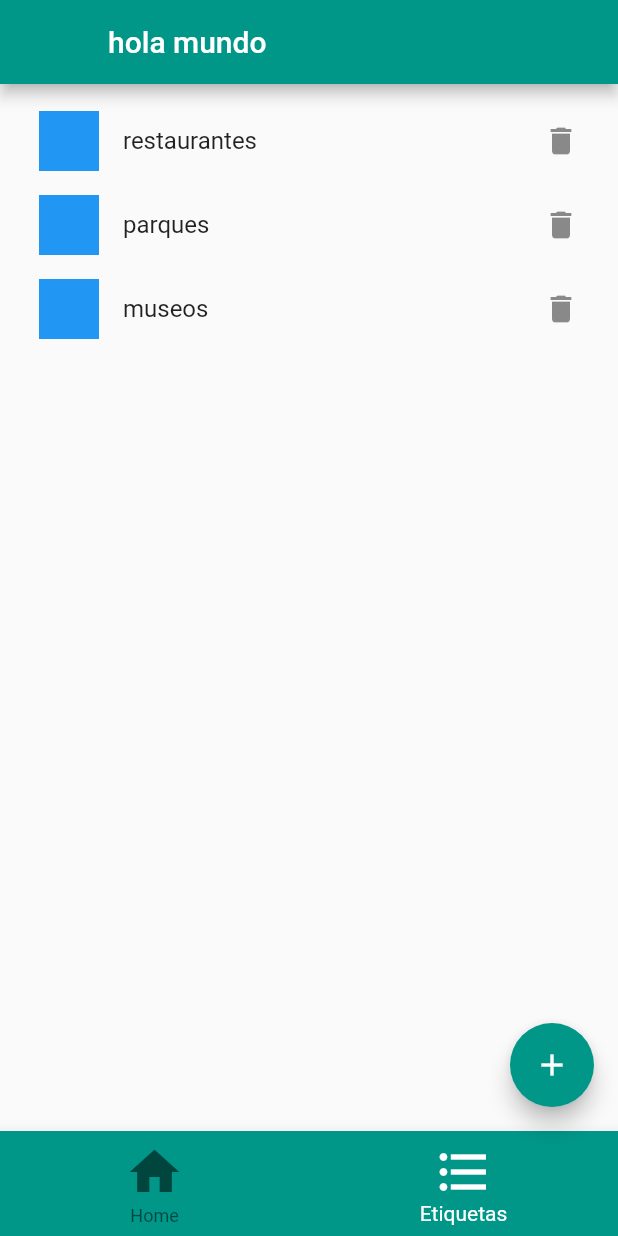
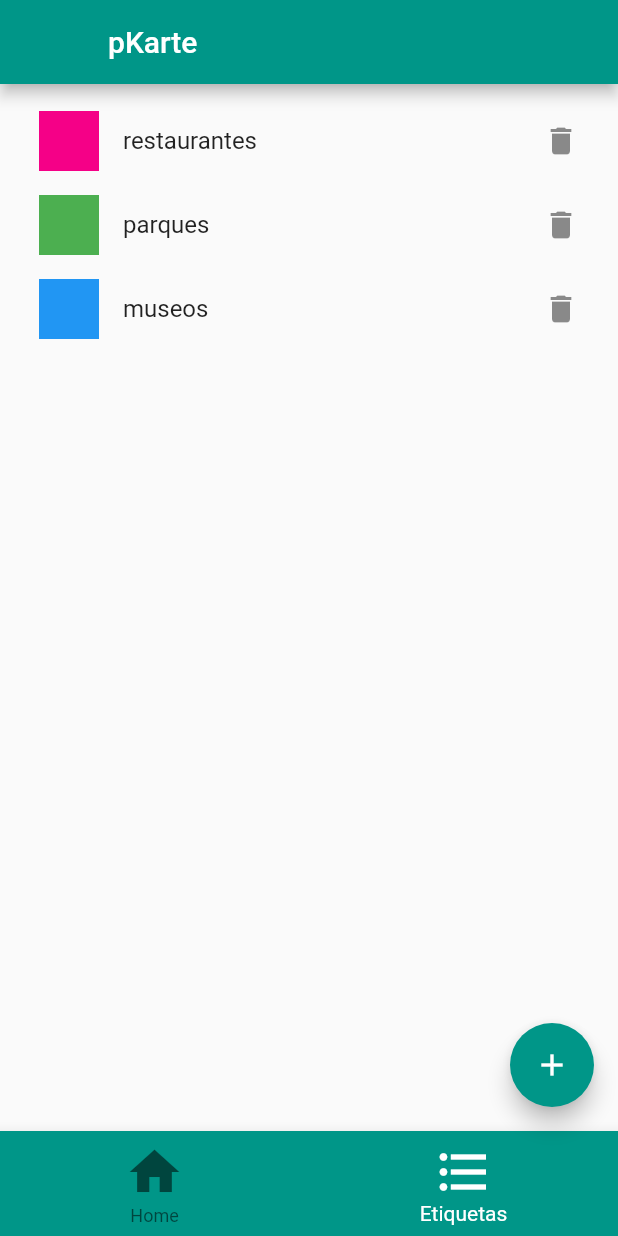
Before and after one commit to Rodrigo-20/pKarte, a Flutter app: the screen it shows after launch, item 2 of the bottom bar chosen, in the side drawer, after a tap on the "add" icon, on a phone screen of 412 x 824 dp. Run offline on Flutter 3.47's test engine with Material 2 defaults, Android fonts, the phone set to English and light mode, and no system bars; our stand-ins replace google_maps_flutter, location, mvc_pattern; statements that could not run were skipped.

Commit message:
agregue el modelo ColorItem para poder reflejar el mismo color en la etiqueta y en los marcadores

```diff
--- a/lib/src/data_access/dummy.dart
+++ b/lib/src/data_access/dummy.dart
@@ -1,9 +1,10 @@
-import 'dart:ui';
 
 import 'package:google_maps_flutter/google_maps_flutter.dart';
 import 'package:pkarte/src/interfaces/data_access.dart';
+import 'package:pkarte/src/models/marker.dart';
 
 import '../models/etiqueta.dart';
+import '../models/palette_enum.dart';
 
 class DummyData implements IDataAccess {
 
@@ -11,24 +12,11 @@ class DummyData implements IDataAccess {
 
   List<Etiqueta> getEtiquetas(){
     return [
-      Etiqueta(name: 'restaurantes', markers: [Marker(markerId: MarkerId('adelita'),position: LatLng(-24.843,-65.45), icon: BitmapDescriptor.defaultMarkerWithHue(200.0)),]),
-      Etiqueta(name: 'parques'),
+      Etiqueta(name: 'restaurantes',color: PaletteColor.magenta, locations: [CustomLocation(id:'adelita',latitude: -24.843, longitud:-65.45, ) ]),
+      Etiqueta(name: 'parques' ,color: PaletteColor.green, locations: [CustomLocation(id: 'plaza', longitud:-65.409003 , latitude: -24.797694)]),
       Etiqueta(name: 'museos')];
   }
 
-  double hexToDouble(Color hexa){
-    double value;
-    int red = hexa.red;
-    int green = hexa.green;
-    int blue = hexa.blue;
-    const int max = 255;
-    switch(red){
-      case max: {
-
-      }
-    }
-    return 1.0;
-  }
 
   void saveEtiquetas(List<Etiqueta> etiquetas){
 
--- a/lib/src/models/etiqueta.dart
+++ b/lib/src/models/etiqueta.dart
@@ -9,15 +9,15 @@ class Etiqueta{
   String? name;
   String? description;
   ColorItem? color;
-  List<Marker>? markers = [];
-  List<CostumeMarker> locations = [];
+  List<Marker>? _markers = [];
+  List<CustomLocation>? locations = [];
   bool? active;
   int id= _cantidad;
   static int _cantidad= 1;
   void _contar(){
     _cantidad++;
   }
-  Etiqueta({required this.name,this.description, this.color, this.active=false, this.markers}) {
+  Etiqueta({required this.name,this.description, this.color, this.active=false, this.locations}) {
     color ??= PaletteColor.blue;
     _contar();
   }
@@ -30,15 +30,28 @@ class Etiqueta{
 
 
   void addMarker(String name, double lati,double long)  {
-    CostumeMarker marker = CostumeMarker(name: name, longitud: long, latitude: lati);
+    CustomLocation marker = CustomLocation(id: name, longitud: long, latitude: lati);
 
   }
 
-  void setMarkers(List<Marker> markers){
-
+  List<Marker> getMarkers(){
+    if(locations!= null) {
+      locations!.forEach((element) {
+        _markers!.add(Marker(
+            markerId: MarkerId(element.id),
+            position: LatLng(element.latitude, element.longitud),
+            icon: BitmapDescriptor.defaultMarkerWithHue(color!.hueColor),
+        ));
+      });
+      return _markers!;
+    }
+    else {
+      return [];
+    }
   }
 
-  void removeMarker(CostumeMarker marker){
-    markers!.remove(marker);
+
+  void removeMarker(Marker marker){
+    _markers!.remove(marker);
   }
 }
--- a/lib/src/ui/screens/home.dart
+++ b/lib/src/ui/screens/home.dart
@@ -2,11 +2,9 @@ import 'package:flutter/material.dart';
 import 'package:google_maps_flutter/google_maps_flutter.dart';
 import 'package:location/location.dart';
 import 'package:mvc_pattern/mvc_pattern.dart';
-import 'package:pkarte/src/ui/components/costume_expansion.dart';
+
 import 'package:pkarte/src/ui/screens/new_etiqueta_form.dart';
-import '../../models/etiqueta.dart';
-import '../../models/palette_enum.dart';
-import '../components/color_selector.dart';
+
 import '../components/costume_list.dart';
 import '../screens_controllers/home_controller.dart';
 
@@ -37,7 +35,7 @@ class _MyHomePageState extends StateMVC {
     print('iniciando estado');
   }
 
-  void _changeTab  (int index){
+  void _changeTab(int index){
     setState(() {
       _selectedIndex = index;
     });
@@ -46,12 +44,52 @@ class _MyHomePageState extends StateMVC {
   @override
   Widget build(BuildContext context) {
     List<Widget> widgetOptions = <Widget>[
-      //ColorSelector(palette: PaletteColor.brilloso,currentColor: _con.currentColor?? Colors.blue, onSelectColor:_con.selectColor,),
-      Container(
+      _map(),
+      _etiquetas(),
+    ];
+    return Scaffold(
+      appBar: AppBar(
+        title: const Text('pKarte'),
+        leading: Builder(
+          builder: (BuildContext context) {
+            return _selectedIndex == 0
+                ? IconButton(
+                onPressed: () {
+                  Scaffold.of(context).openDrawer();
+                },
+                icon: const Icon(Icons.filter_alt_rounded)) : const SizedBox.shrink();
+          },
+        ),
+      ),
+      drawer:Drawer(child:CostumeList(list: _con.etiquetas,toggle: _con.toggle,) ,),
+      body: widgetOptions.elementAt(_selectedIndex),
+      bottomNavigationBar:_bottomNavigation(),
+      floatingActionButton:_floatingButton(),
+    );// This trailing comma makes auto-formatting nicer for build methods.
+  }
+
+  _etiquetas(){
+    return Padding(
+      padding: const EdgeInsets.all(10.0),
+      child: ListView.builder(
+        itemBuilder: (context, index) {
+          return ListTile(
+            leading: Container(width: 40,height: 40,color: _con.etiquetas[index].color!.color,),
+            title: Text(_con.etiquetas[index].name!),
+            trailing: const Icon(Icons.delete),
+            enabled: true,
+          );},
+        itemCount: _con.etiquetas.length,
+      ),
+    );
+  }
+
+  _map() {
+    return Container(
       child: FutureBuilder(
           future: _con.initLocation(),
-          builder:(context,snapshot) {
-            if(snapshot.hasData) {
+          builder: (context, snapshot) {
+            if (snapshot.hasData) {
               return GoogleMap(
                 initialCameraPosition: CameraPosition(
                   target: LatLng((snapshot.data as LocationData).latitude!,
@@ -66,51 +104,28 @@ class _MyHomePageState extends StateMVC {
             }
           }
       ),
-      ),
-      _home(_con.etiquetas),
-    ];
-    return Scaffold(
-      appBar: AppBar(
-        title: Text('hola mundo'),
-        leading: Builder(
-          builder: (BuildContext context) {
-            return _selectedIndex == 0
-                ? IconButton(
-                onPressed: () {
-                  Scaffold.of(context).openDrawer();
-                },
-                icon: const Icon(Icons.filter_alt_rounded))
-                : SizedBox();
-          },
-        ),
-      ),
-      drawer:_drawer(_con.etiquetas,_con.toggle),
-      body: widgetOptions.elementAt(_selectedIndex),
+    );
+  }
 
-      bottomNavigationBar:_bottomNavigation(_selectedIndex, _changeTab),
-      floatingActionButton:FloatingActionButton(
+  _floatingButton(){
+    return FloatingActionButton(
       onPressed:(){
         _selectedIndex == 1 ? Navigator.push(
           context,
           MaterialPageRoute(builder: (context) => const EtiquetaForm()),
         ): print('ouch');},
-        child: Icon(Icons.add),
-      ),
-
-    );// This trailing comma makes auto-formatting nicer for build methods.
+      child: const Icon(Icons.add),
+    );
   }
 
-}
-
-_bottomNavigation(int index, Function(int) tapFunction){
+  _bottomNavigation(){
     return(
         BottomNavigationBar(
-        currentIndex: index,
+          currentIndex:_selectedIndex,
           selectedItemColor: Colors.white,
-        onTap:tapFunction,
+          onTap:_changeTab,
           backgroundColor: Colors.teal,
           iconSize: 40,
-
           items:const  <BottomNavigationBarItem>[
             BottomNavigationBarItem(
                 icon:Icon(Icons.home),
@@ -122,30 +137,4 @@ _bottomNavigation(int index, Function(int) tapFunction){
         )
     );
   }
-
-_drawer(List<Etiqueta> etiquetas, Function(int) _toggle){
-  return Drawer(
-      child:CostumeList(list: etiquetas,toggle: _toggle,)
-  );
-
-
 }
-
-_home(List<Etiqueta> list_etiqueta){
-  return Padding(
-    padding: const EdgeInsets.all(10.0),
-    child: Container(
-      child: ListView.builder(
-        itemBuilder: (context, index) {
-          return ListTile(
-            leading: Container(width: 40,height: 40,color: list_etiqueta[index].color!.color,),
-            title: Text(list_etiqueta[index].name!),
-            trailing: Icon(Icons.delete),
-            enabled: true,
-          );},
-        itemCount: list_etiqueta.length,
-      ),
-    ),
-  );
-
-}
--- a/lib/src/ui/screens_controllers/home_controller.dart
+++ b/lib/src/ui/screens_controllers/home_controller.dart
@@ -47,10 +47,10 @@ class HomeController extends ControllerMVC{
     DataManager();
     _dataBase = DataManager.data;
     _etiquetas = _dataBase.getEtiquetas();
-    _currentEtiqueta = _etiquetas[0];
-    if(_currentEtiqueta!.markers!.length != 0){
+    _currentEtiqueta = _etiquetas[1];
+    if(_currentEtiqueta!.getMarkers().length != 0){
       print(_etiquetas[0].name);
-      _currentEtiqueta!.markers!.forEach((element) {
+      _currentEtiqueta!.getMarkers().forEach((element) {
         _markers.add(element);
         print(element);});
 
@@ -70,8 +70,7 @@ class HomeController extends ControllerMVC{
   }
 
   Future<LocationData> initLocation() async{
-    location = new Location();
-
+    location = Location();
     _serviceEnabled = await location.serviceEnabled();
     if (!_serviceEnabled) {
       _serviceEnabled = await location.requestService();
--- a/lib/src/ui/screens_controllers/new_etiqueta_form_controller.dart
+++ b/lib/src/ui/screens_controllers/new_etiqueta_form_controller.dart
@@ -3,7 +3,6 @@ import 'package:flutter/material.dart';
 import 'package:mvc_pattern/mvc_pattern.dart';
 import 'package:pkarte/src/managers/data_manager.dart';
 import 'package:pkarte/src/models/color_item.dart';
-
 import '../../models/etiqueta.dart';
 
 class EtiquetaFormController extends ControllerMVC {
@@ -33,10 +32,8 @@ class EtiquetaFormController extends ControllerMVC {
     }
 
   void addEtiqueta( ) {
-    //esta es la manera correcta, usando 2 metodos ?
     if(nameController.text!= ""){
-    Etiqueta etiqueta = Etiqueta(
-        name: nameController.text, description: descriptionController.text,color: currentColor);
+    Etiqueta etiqueta = Etiqueta(name: nameController.text, description: descriptionController.text,color: currentColor);
     dataBase.addEtiqueta(etiqueta);
     nameController.text = "";
     descriptionController.text = "";
```
Also changed, not shown: lib/src/models/marker.dart (+6 -6 lines), lib/src/models/palette_enum.dart (+6 -2 lines), lib/src/ui/screens/new_etiqueta_form.dart (+2 -8 lines), lib/src/models/location.dart (deleted). Lines whose indentation alone changed are shown as unchanged.
